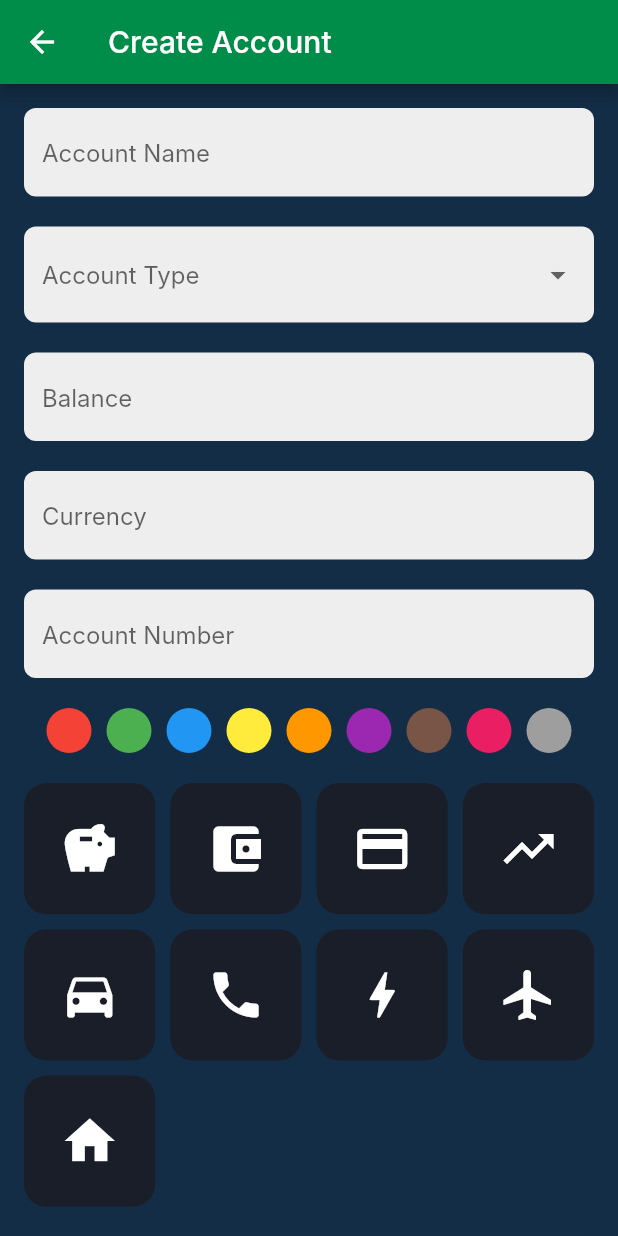
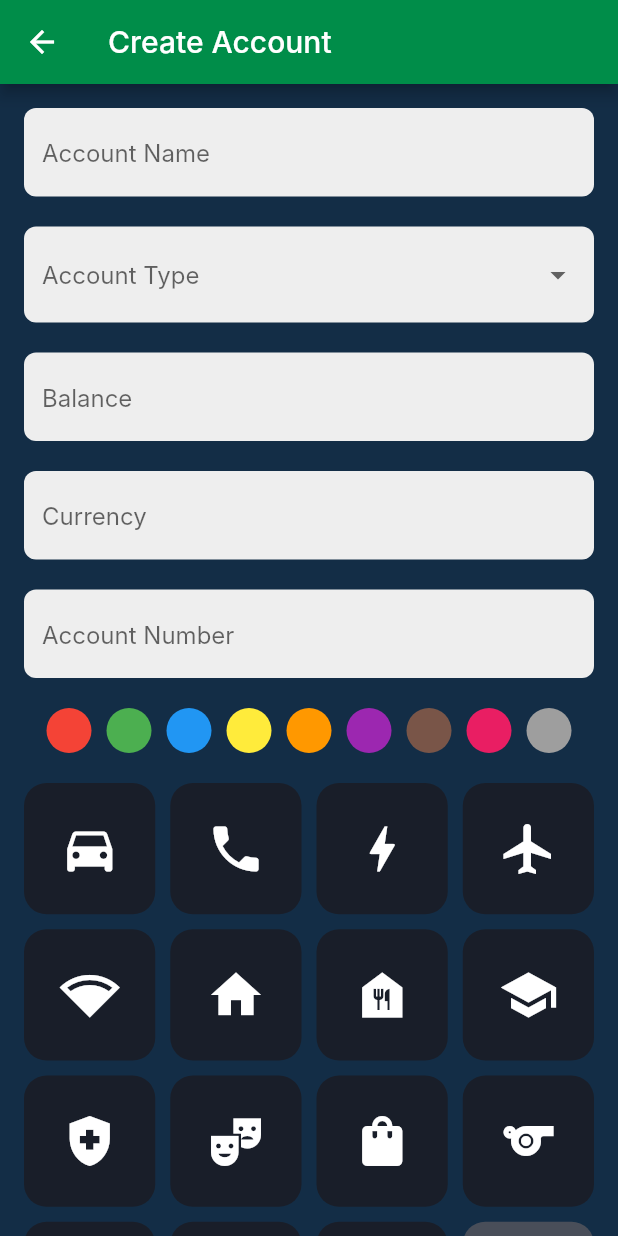
Before and after one commit to Karol66/finance-assistant, a Flutter app: the AccountsCreateView screen opened directly, on a phone screen of 412 x 824 dp. Run offline on Flutter 3.47's test engine with Material 3 defaults, Android fonts, the phone set to English and light mode, and no system bars; our stand-ins replace fl_chart, font_awesome_flutter; Roboto replaces fonts that are missing (Inter).

Commit message:
project improvement 17

```diff
--- a/frontend/lib/view/accounts/accounts_create_view.dart
+++ b/frontend/lib/view/accounts/accounts_create_view.dart
@@ -12,7 +12,8 @@ class _AccountsCreateViewState extends State<AccountsCreateView> {
   final TextEditingController _accountNameController = TextEditingController();
   final TextEditingController _balanceController = TextEditingController();
   final TextEditingController _currencyController = TextEditingController();
-  final TextEditingController _accountNumberController = TextEditingController();
+  final TextEditingController _accountNumberController =
+      TextEditingController();
 
   // Wybrany typ konta
   String? _accountType; // Domyślny typ konta
@@ -46,15 +47,21 @@ class _AccountsCreateViewState extends State<AccountsCreateView> {
 
   // Lista dostępnych ikon
   final List<IconData> _iconOptions = [
-    Icons.savings,
-    Icons.account_balance_wallet,
-    Icons.credit_card,
-    Icons.trending_up,
     Icons.directions_car,
     Icons.phone,
     Icons.bolt,
     Icons.flight,
+    Icons.network_wifi,
     Icons.home,
+    Icons.food_bank,
+    Icons.school,
+    Icons.health_and_safety,
+    Icons.theater_comedy,
+    Icons.shopping_bag,
+    Icons.sports,
+    Icons.work,
+    Icons.forest,
+    Icons.travel_explore,
   ];
 
   // Funkcja obsługująca wybór koloru
@@ -100,6 +107,30 @@ class _AccountsCreateViewState extends State<AccountsCreateView> {
         border: OutlineInputBorder(
           borderRadius: BorderRadius.circular(8),
           borderSide: BorderSide.none,
+        ),
+      ),
+    );
+  }
+
+  Widget moreButton() {
+    return GestureDetector(
+      onTap: () {
+        print("More button pressed");
+        // Możesz tutaj dodać logikę do wyświetlania większej liczby ikon
+      },
+      child: Container(
+        width: 100,
+        height: 100,
+        decoration: BoxDecoration(
+          color: const Color(0xFF494E59), // Szary kolor
+          borderRadius: BorderRadius.circular(15),
+        ),
+        child: const Center(
+          child: Icon(
+            Icons.more_horiz, // Ikona więcej (trzy kropki poziomo)
+            size: 30,
+            color: Colors.white,
+          ),
         ),
       ),
     );
@@ -198,7 +229,8 @@ class _AccountsCreateViewState extends State<AccountsCreateView> {
                 crossAxisSpacing: 10,
                 mainAxisSpacing: 10,
                 physics: const NeverScrollableScrollPhysics(),
-                children: _iconOptions.map((iconData) {
+                children: [
+                  ..._iconOptions.map((iconData) {
                     return GestureDetector(
                       onTap: () => _onIconSelected(iconData),
                       child: Container(
@@ -219,6 +251,10 @@ class _AccountsCreateViewState extends State<AccountsCreateView> {
                       ),
                     );
                   }).toList(),
+
+                  // Przycisk więcej
+                  moreButton(),
+                ],
               ),
               const SizedBox(height: 20),
 
```
Also changed, not shown: frontend/lib/view/accounts/accounts_view.dart (+20 -2 lines). Lines whose indentation alone changed are shown as unchanged.
